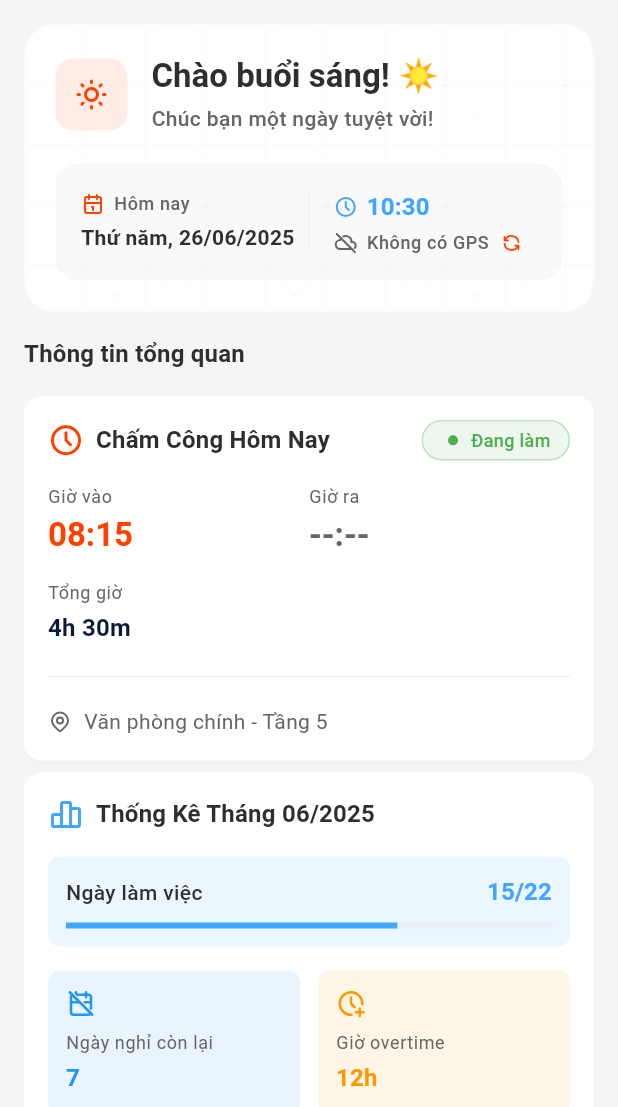
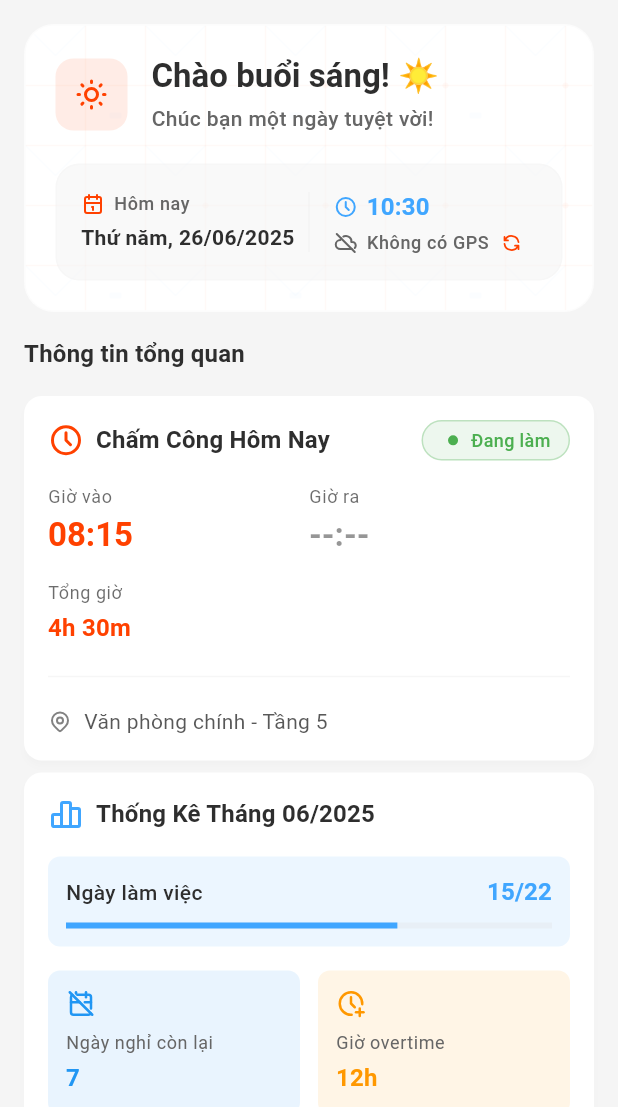
Before and after one commit to notibox2024/personaai-app, a Flutter app: the HomePage screen opened directly, on a phone screen of 412 x 824 dp, the part 129-1236 px from its top. Run offline on Flutter 3.47's test engine with Material 3 defaults, Android fonts, the phone set to English and light mode, and no system bars; our stand-ins replace dio, firebase_analytics, firebase_core, firebase_crashlytics, firebase_messaging, flutter_svg and 3 more; missing offline and left inert: firebase_in_app_messaging; accounts and stored records are empty; network calls fail.

Commit message:
Cập nhật màu sắc cho các thành phần trong AttendanceCard, thay thế màu sắc cũ bằng màu sắc mới từ colorScheme với độ trong suốt khác nhau. Cải thiện giao diện người dùng cho các thông tin giờ vào, giờ ra và tổng giờ làm việc.

```diff
--- a/lib/features/home/presentation/widgets/dashboard_cards/attendance_card.dart
+++ b/lib/features/home/presentation/widgets/dashboard_cards/attendance_card.dart
@@ -63,7 +63,7 @@ class AttendanceCard extends StatelessWidget {
                     Text(
                       'Giờ vào',
                       style: theme.textTheme.bodySmall?.copyWith(
-                        color: theme.colorScheme.onSurfaceVariant,
+                        color: theme.colorScheme.onSurface.withValues(alpha: 0.7),
                       ),
                     ),
                     const SizedBox(height: 4),
@@ -75,7 +75,7 @@ class AttendanceCard extends StatelessWidget {
                             fontWeight: FontWeight.w600,
                             color: attendanceInfo.checkInTime != null
                                 ? theme.colorScheme.primary
-                                : theme.colorScheme.onSurfaceVariant,
+                                : theme.colorScheme.onSurface.withValues(alpha: 0.5),
                           ),
                         ),
                         if (attendanceInfo.isLate) ...[
@@ -98,7 +98,7 @@ class AttendanceCard extends StatelessWidget {
                     Text(
                       'Giờ ra',
                       style: theme.textTheme.bodySmall?.copyWith(
-                        color: theme.colorScheme.onSurfaceVariant,
+                        color: theme.colorScheme.onSurface.withValues(alpha: 0.7),
                       ),
                     ),
                     const SizedBox(height: 4),
@@ -110,7 +110,7 @@ class AttendanceCard extends StatelessWidget {
                             fontWeight: FontWeight.w600,
                             color: attendanceInfo.checkOutTime != null
                                 ? theme.colorScheme.secondary
-                                : theme.colorScheme.onSurfaceVariant,
+                                : theme.colorScheme.onSurface.withValues(alpha: 0.5),
                           ),
                         ),
                         if (attendanceInfo.isEarlyLeave) ...[
@@ -141,7 +141,7 @@ class AttendanceCard extends StatelessWidget {
                     Text(
                       'Tổng giờ',
                       style: theme.textTheme.bodySmall?.copyWith(
-                        color: theme.colorScheme.onSurfaceVariant,
+                        color: theme.colorScheme.onSurface.withValues(alpha: 0.7),
                       ),
                     ),
                     const SizedBox(height: 4),
@@ -149,7 +149,7 @@ class AttendanceCard extends StatelessWidget {
                       attendanceInfo.workedTimeString,
                       style: theme.textTheme.titleMedium?.copyWith(
                         fontWeight: FontWeight.w600,
-                        color: theme.colorScheme.tertiary,
+                        color: theme.colorScheme.primary,
                       ),
                     ),
                   ],
@@ -160,21 +160,21 @@ class AttendanceCard extends StatelessWidget {
 
           if (attendanceInfo.location.isNotEmpty) ...[
             const SizedBox(height: 12),
-            Divider(color: theme.colorScheme.outline.withValues(alpha: 0.5)),
+            Divider(color: theme.colorScheme.outline.withValues(alpha: 0.3)),
             const SizedBox(height: 12),
             Row(
               children: [
                 Icon(
                   TablerIcons.map_pin,
                   size: 16,
-                  color: theme.colorScheme.onSurfaceVariant,
+                  color: theme.colorScheme.onSurface.withValues(alpha: 0.6),
                 ),
                 const SizedBox(width: 8),
                 Expanded(
                   child: Text(
                     attendanceInfo.location,
                     style: theme.textTheme.bodyMedium?.copyWith(
-                      color: theme.colorScheme.onSurfaceVariant,
+                      color: theme.colorScheme.onSurface.withValues(alpha: 0.8),
                     ),
                   ),
                 ),
```
